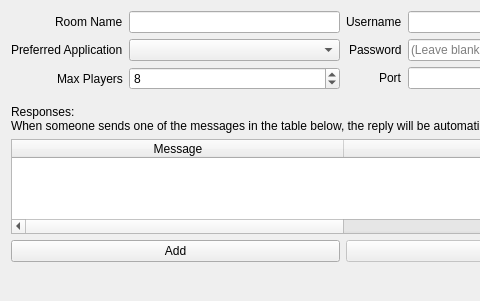
Old version of the form src/citra/multiplayer/host_room.ui in the repository GreenAmaranthine/citra; both pictures show x 0 to 480 and y 0 to 301 of the 686 by 301 pixel window.
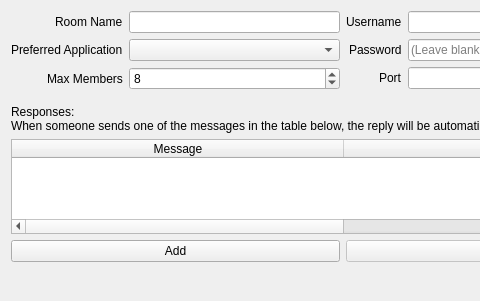
New version of the form.

Commit message: misc changes this will reset the max members (when creating a room). change 'max_player' to 'max_members'

Patch:
```diff
--- a/src/citra/multiplayer/host_room.ui
+++ b/src/citra/multiplayer/host_room.ui
@@ -58,7 +58,7 @@
         <item row="2" column="0">
          <widget class="QLabel" name="label_2">
           <property name="text">
-           <string>Max Players</string>
+           <string>Max Members</string>
           </property>
          </widget>
         </item>
```
Left out of the diff: 2 changed lines with no effect on the pictures. The commit also changes 16 other files.
